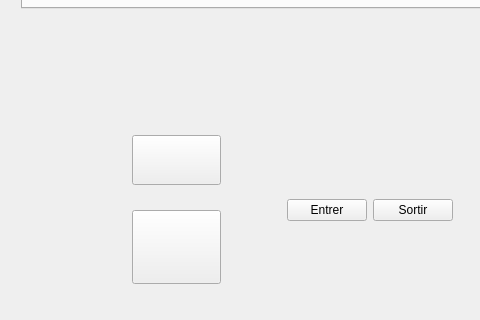
Old version of the form mainwindow.ui in the repository VConstans/IHMEcluse; both pictures show x 0 to 480 and y 371 to 691 of the 723 by 790 pixel window.
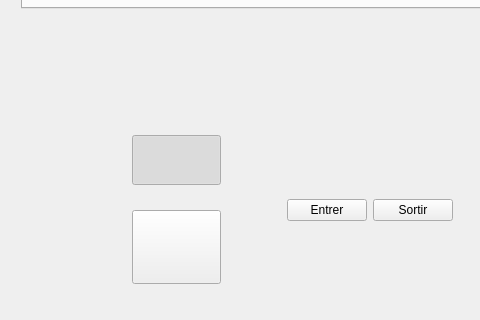
New version of the form. The open tabs and pages were chosen to show the change. Icons and pictures are not drawn.

Commit message: Redo auto gui buttons selection

Patch:
```diff
--- a/mainwindow.ui
+++ b/mainwindow.ui
@@ -311,6 +311,15 @@
               <property name="text">
                <string/>
               </property>
+              <property name="checkable">
+               <bool>true</bool>
+              </property>
+              <property name="checked">
+               <bool>true</bool>
+              </property>
+              <property name="autoExclusive">
+               <bool>true</bool>
+              </property>
              </widget>
             </item>
             <item>
```
Left out of the diff: 12 changed lines with no effect on the pictures.
